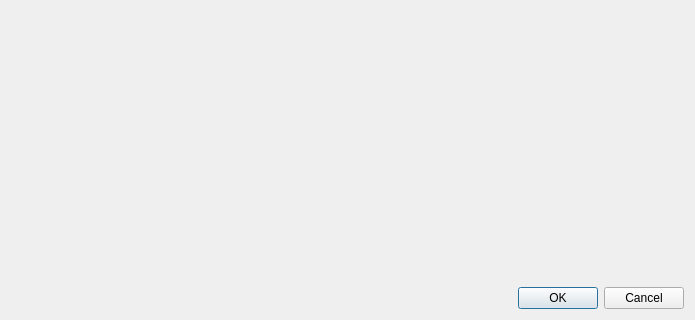
First picture: the form in mask_plugin/ui_plugin_mask.ui, repository aeag/mask, before the edit; both pictures show x 0 to 695 and y 459 to 779 of the 695 by 779 pixel window.
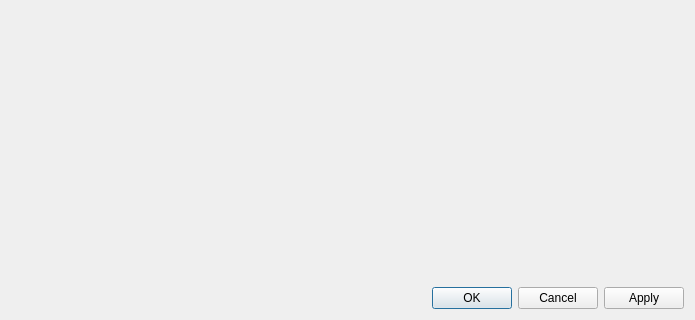
Second picture: the form after the edit.

Commit message: Add an applyy button

Diff of the .ui file:
```diff
--- a/mask_plugin/ui_plugin_mask.ui
+++ b/mask_plugin/ui_plugin_mask.ui
@@ -274,7 +274,7 @@
       <enum>Qt::Horizontal</enum>
      </property>
      <property name="standardButtons">
-      <set>QDialogButtonBox::Cancel|QDialogButtonBox::Ok</set>
+      <set>QDialogButtonBox::Apply|QDialogButtonBox::Cancel|QDialogButtonBox::Ok</set>
      </property>
     </widget>
    </item>
```
The commit also changes 2 other files.
